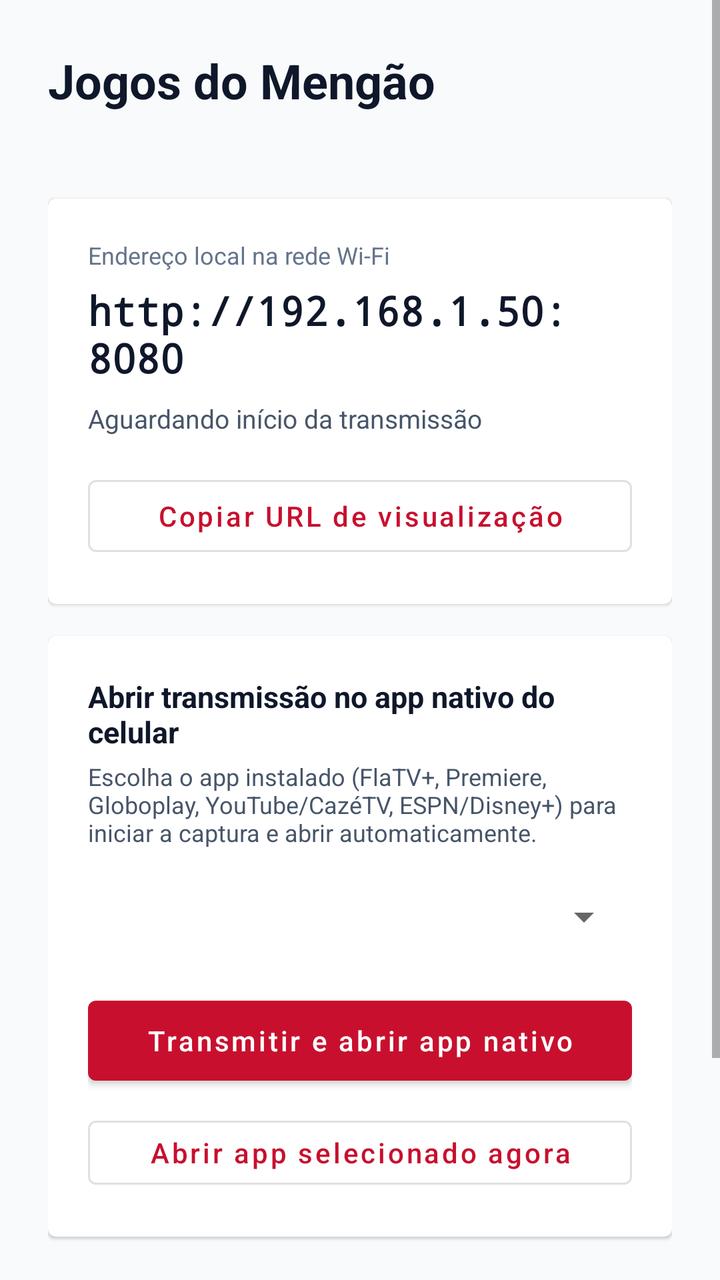
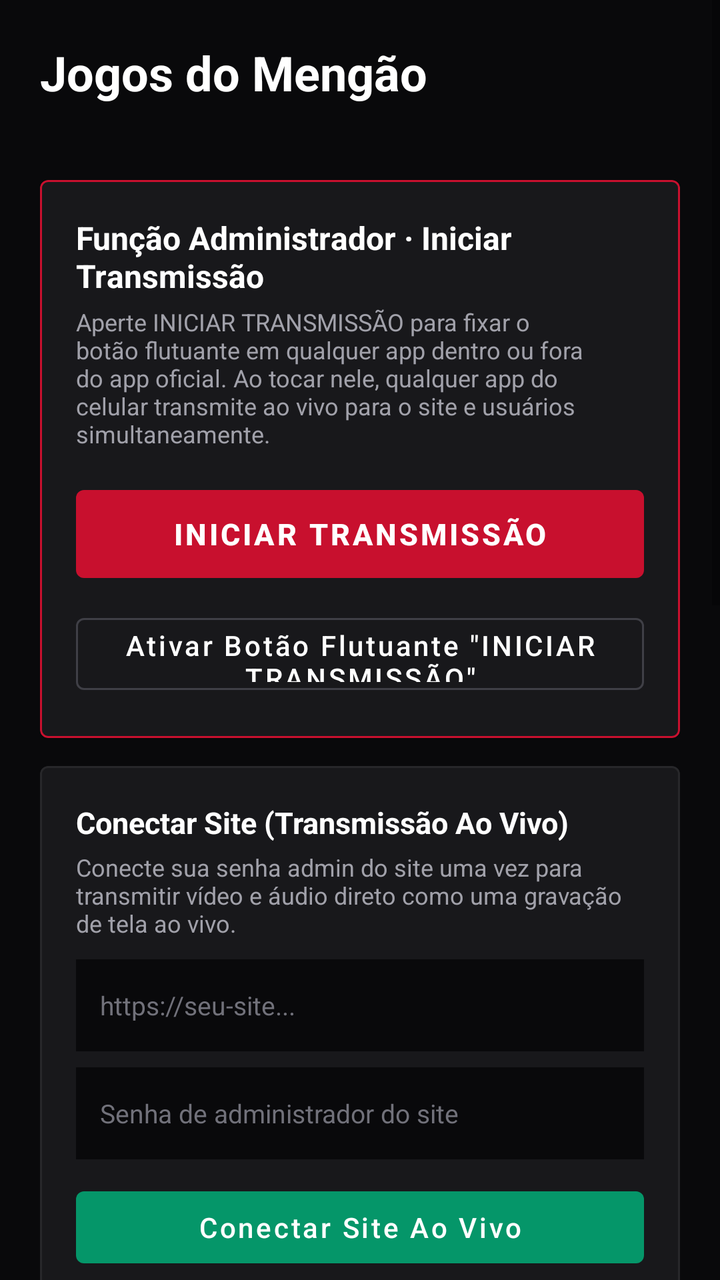

The first picture is an Android layout as it rendered before a commit; the second is the same layout after the commit. The layout source and the unified diff follow.
<!-- AndroidManifest.xml: application theme Theme.TelaCast -->
<!-- res/layout/activity_main.xml -->
<?xml version="1.0" encoding="utf-8"?>
<ScrollView xmlns:android="http://schemas.android.com/apk/res/android"
    android:layout_width="match_parent"
    android:layout_height="match_parent"
    android:background="#F8FAFC"
    android:fillViewport="true">

    <LinearLayout
        android:layout_width="match_parent"
        android:layout_height="wrap_content"
        android:orientation="vertical"
        android:padding="24dp">

        <TextView
            android:layout_width="wrap_content"
            android:layout_height="wrap_content"
            android:text="@string/app_name"
            android:textColor="#0F172A"
            android:textSize="24sp"
            android:textStyle="bold" />

        <TextView
            android:id="@+id/txtAssinante"
            android:layout_width="wrap_content"
            android:layout_height="wrap_content"
            android:layout_marginTop="4dp"
            android:textColor="#475569"
            android:textSize="14sp" />

        <com.google.android.material.card.MaterialCardView
            android:layout_width="match_parent"
            android:layout_height="wrap_content"
            android:layout_marginTop="20dp">

            <LinearLayout
                android:layout_width="match_parent"
                android:layout_height="wrap_content"
                android:orientation="vertical"
                android:padding="20dp">

                <TextView
                    android:layout_width="wrap_content"
                    android:layout_height="wrap_content"
                    android:text="Endereço local na rede Wi-Fi"
                    android:textColor="#64748B"
                    android:textSize="12sp" />

                <TextView
                    android:id="@+id/txtUrlLocal"
                    android:layout_width="match_parent"
                    android:layout_height="wrap_content"
                    android:layout_marginTop="6dp"
                    android:fontFamily="monospace"
                    android:text="http://192.168.1.50:8080"
                    android:textColor="#0F172A"
                    android:textSize="20sp"
                    android:textStyle="bold" />

                <TextView
                    android:id="@+id/txtStatusStream"
                    android:layout_width="match_parent"
                    android:layout_height="wrap_content"
                    android:layout_marginTop="8dp"
                    android:text="Aguardando início da transmissão"
                    android:textColor="#475569"
                    android:textSize="13sp" />

                <com.google.android.material.button.MaterialButton
                    android:id="@+id/btnCopiarUrl"
                    style="@style/Widget.MaterialComponents.Button.OutlinedButton"
                    android:layout_width="match_parent"
                    android:layout_height="wrap_content"
                    android:layout_marginTop="16dp"
                    android:text="Copiar URL de visualização"
                    android:textAllCaps="false" />
            </LinearLayout>
        </com.google.android.material.card.MaterialCardView>

        <com.google.android.material.card.MaterialCardView
            android:layout_width="match_parent"
            android:layout_height="wrap_content"
            android:layout_marginTop="16dp">

            <LinearLayout
                android:layout_width="match_parent"
                android:layout_height="wrap_content"
                android:orientation="vertical"
                android:padding="20dp">

                <TextView
                    android:layout_width="wrap_content"
                    android:layout_height="wrap_content"
                    android:text="Abrir transmissão no app nativo do celular"
                    android:textColor="#0F172A"
                    android:textSize="15sp"
                    android:textStyle="bold" />

                <TextView
                    android:layout_width="match_parent"
                    android:layout_height="wrap_content"
                    android:layout_marginTop="4dp"
                    android:text="Escolha o app instalado (FlaTV+, Premiere, Globoplay, YouTube/CazéTV, ESPN/Disney+) para iniciar a captura e abrir automaticamente."
                    android:textColor="#475569"
                    android:textSize="12sp" />

                <Spinner
                    android:id="@+id/spinnerAppsNativos"
                    android:layout_width="match_parent"
                    android:layout_height="48dp"
                    android:layout_marginTop="10dp" />

                <com.google.android.material.button.MaterialButton
                    android:id="@+id/btnIniciarEAbrirApp"
                    android:layout_width="match_parent"
                    android:layout_height="52dp"
                    android:layout_marginTop="12dp"
                    android:text="Transmitir e abrir app nativo"
                    android:textAllCaps="false" />

                <com.google.android.material.button.MaterialButton
                    android:id="@+id/btnAbrirAppNativo"
                    style="@style/Widget.MaterialComponents.Button.OutlinedButton"
                    android:layout_width="match_parent"
                    android:layout_height="44dp"
                    android:layout_marginTop="8dp"
                    android:text="Abrir app selecionado agora"
                    android:textAllCaps="false" />
            </LinearLayout>
        </com.google.android.material.card.MaterialCardView>

        <com.google.android.material.button.MaterialButton
            android:id="@+id/btnToggleStream"
            android:layout_width="match_parent"
            android:layout_height="56dp"
            android:layout_marginTop="16dp"
            android:text="Iniciar espelhamento"
            android:textAllCaps="false" />

        <com.google.android.material.button.MaterialButton
            android:id="@+id/btnModoReceptor"
            style="@style/Widget.MaterialComponents.Button.OutlinedButton"
            android:layout_width="match_parent"
            android:layout_height="48dp"
            android:layout_marginTop="12dp"
            android:text="Assistir Transmissão Ao Vivo"
            android:textAllCaps="false" />

    </LinearLayout>
</ScrollView>
<!-- resources referenced by this layout -->
<resources>
  <string name="app_name">Jogos do Mengão</string>
  <style name="Theme.TelaCast" parent="Theme.MaterialComponents.DayNight.NoActionBar">
          <item name="colorPrimary">#C8102E</item>
          <item name="colorPrimaryVariant">#991B1B</item>
          <item name="colorOnPrimary">#FFFFFF</item>
      </style>
</resources>

<!-- the commit's change to res/layout/activity_main.xml (unified diff, before → after) -->
@@ -1,21 +1,22 @@
 <?xml version="1.0" encoding="utf-8"?>
 <ScrollView xmlns:android="http://schemas.android.com/apk/res/android"
+    xmlns:app="http://schemas.android.com/apk/res-auto"
     android:layout_width="match_parent"
     android:layout_height="match_parent"
-    android:background="#F8FAFC"
+    android:background="#09090B"
     android:fillViewport="true">
 
     <LinearLayout
         android:layout_width="match_parent"
         android:layout_height="wrap_content"
         android:orientation="vertical"
-        android:padding="24dp">
+        android:padding="20dp">
 
         <TextView
             android:layout_width="wrap_content"
             android:layout_height="wrap_content"
             android:text="@string/app_name"
-            android:textColor="#0F172A"
+            android:textColor="#FFFFFF"
             android:textSize="24sp"
             android:textStyle="bold" />
 
@@ -24,74 +25,84 @@
             android:layout_width="wrap_content"
             android:layout_height="wrap_content"
             android:layout_marginTop="4dp"
-            android:textColor="#475569"
-            android:textSize="14sp" />
-
+            android:textColor="#A1A1AA"
+            android:textSize="13sp" />
+
+        
         <com.google.android.material.card.MaterialCardView
             android:layout_width="match_parent"
             android:layout_height="wrap_content"
-            android:layout_marginTop="20dp">
+            android:layout_marginTop="16dp"
+            app:cardBackgroundColor="#18181B"
+            app:strokeColor="#C8102E"
+            app:strokeWidth="1dp">
 
             <LinearLayout
                 android:layout_width="match_parent"
                 android:layout_height="wrap_content"
                 android:orientation="vertical"
-                android:padding="20dp">
+                android:padding="18dp">
 
                 <TextView
                     android:layout_width="wrap_content"
                     android:layout_height="wrap_content"
-                    android:text="Endereço local na rede Wi-Fi"
-                    android:textColor="#64748B"
-                    android:textSize="12sp" />
-
-                <TextView
-                    android:id="@+id/txtUrlLocal"
-                    android:layout_width="match_parent"
-                    android:layout_height="wrap_content"
-                    android:layout_marginTop="6dp"
-                    android:fontFamily="monospace"
-                    android:text="http://192.168.1.50:8080"
-                    android:textColor="#0F172A"
-                    android:textSize="20sp"
+                    android:text="Função Administrador · Iniciar Transmissão"
+                    android:textColor="#FFFFFF"
+                    android:textSize="16sp"
                     android:textStyle="bold" />
 
                 <TextView
-                    android:id="@+id/txtStatusStream"
-                    android:layout_width="match_parent"
-                    android:layout_height="wrap_content"
+                    android:layout_width="match_parent"
+                    android:layout_height="wrap_content"
+                    android:layout_marginTop="4dp"
+                    android:text="Aperte INICIAR TRANSMISSÃO para fixar o botão flutuante em qualquer app dentro ou fora do app oficial. Ao tocar nele, qualquer app do celular transmite ao vivo para o site e usuários simultaneamente."
+                    android:textColor="#A1A1AA"
+                    android:textSize="12sp" />
+
+                <com.google.android.material.button.MaterialButton
+                    android:id="@+id/btnTransmitirAgora"
+                    android:layout_width="match_parent"
+                    android:layout_height="56dp"
+                    android:layout_marginTop="14dp"
+                    android:text="INICIAR TRANSMISSÃO"
+                    android:textAllCaps="false"
+                    android:textSize="15sp"
+                    android:textStyle="bold"
+                    app:backgroundTint="#C8102E" />
+
+                <com.google.android.material.button.MaterialButton
+                    android:id="@+id/btnBotaoFlutuante"
+                    style="@style/Widget.MaterialComponents.Button.OutlinedButton"
+                    android:layout_width="match_parent"
+                    android:layout_height="48dp"
                     android:layout_marginTop="8dp"
-                    android:text="Aguardando início da transmissão"
-                    android:textColor="#475569"
-                    android:textSize="13sp" />
-
-                <com.google.android.material.button.MaterialButton
-                    android:id="@+id/btnCopiarUrl"
-                    style="@style/Widget.MaterialComponents.Button.OutlinedButton"
-                    android:layout_width="match_parent"
-                    android:layout_height="wrap_content"
-                    android:layout_marginTop="16dp"
-                    android:text="Copiar URL de visualização"
-                    android:textAllCaps="false" />
+                    android:text="Ativar Botão Flutuante &quot;INICIAR TRANSMISSÃO&quot;"
+                    android:textAllCaps="false"
+                    android:textColor="#FFFFFF"
+                    app:strokeColor="#3F3F46" />
             </LinearLayout>
         </com.google.android.material.card.MaterialCardView>
 
+        
         <com.google.android.material.card.MaterialCardView
             android:layout_width="match_parent"
             android:layout_height="wrap_content"
-            android:layout_marginTop="16dp">
+            android:layout_marginTop="14dp"
+            app:cardBackgroundColor="#18181B"
+            app:strokeColor="#27272A"
+            app:strokeWidth="1dp">
 
             <LinearLayout
                 android:layout_width="match_parent"
                 android:layout_height="wrap_content"
                 android:orientation="vertical"
-                android:padding="20dp">
+                android:padding="18dp">
 
                 <TextView
                     android:layout_width="wrap_content"
                     android:layout_height="wrap_content"
-                    android:text="Abrir transmissão no app nativo do celular"
-                    android:textColor="#0F172A"
+                    android:text="Conectar Site (Transmissão Ao Vivo)"
+                    android:textColor="#FFFFFF"
                     android:textSize="15sp"
                     android:textStyle="bold" />
 
@@ -99,23 +110,140 @@
                     android:layout_width="match_parent"
                     android:layout_height="wrap_content"
                     android:layout_marginTop="4dp"
-                    android:text="Escolha o app instalado (FlaTV+, Premiere, Globoplay, YouTube/CazéTV, ESPN/Disney+) para iniciar a captura e abrir automaticamente."
-                    android:textColor="#475569"
-                    android:textSize="12sp" />
+                    android:text="Conecte sua senha admin do site uma vez para transmitir vídeo e áudio direto como uma gravação de tela ao vivo."
+                    android:textColor="#A1A1AA"
+                    android:textSize="12sp" />
+
+                <EditText
+                    android:id="@+id/inputServerUrl"
+                    android:layout_width="match_parent"
+                    android:layout_height="46dp"
+                    android:layout_marginTop="10dp"
+                    android:background="#09090B"
+                    android:hint="https://seu-site..."
+                    android:inputType="textUri"
+                    android:paddingHorizontal="12dp"
+                    android:textColor="#FFFFFF"
+                    android:textColorHint="#71717A"
+                    android:textSize="13sp" />
+
+                <EditText
+                    android:id="@+id/inputAdminPasscode"
+                    android:layout_width="match_parent"
+                    android:layout_height="46dp"
+                    android:layout_marginTop="8dp"
+                    android:background="#09090B"
+                    android:hint="Senha de administrador do site"
+                    android:inputType="textPassword"
+                    android:paddingHorizontal="12dp"
+                    android:textColor="#FFFFFF"
+                    android:textColorHint="#71717A"
+                    android:textSize="13sp" />
+
+                <com.google.android.material.button.MaterialButton
+                    android:id="@+id/btnConectarSite"
+                    android:layout_width="match_parent"
+                    android:layout_height="48dp"
+                    android:layout_marginTop="10dp"
+                    android:text="Conectar Site Ao Vivo"
+                    android:textAllCaps="false"
+                    app:backgroundTint="#059669" />
+
+                <TextView
+                    android:id="@+id/txtConexaoSiteStatus"
+                    android:layout_width="match_parent"
+                    android:layout_height="wrap_content"
+                    android:layout_marginTop="6dp"
+                    android:text="Não conectado ao site ainda (somente Wi-Fi local)."
+                    android:textColor="#A1A1AA"
+                    android:textSize="11sp" />
+            </LinearLayout>
+        </com.google.android.material.card.MaterialCardView>
+
+        
+        <com.google.android.material.card.MaterialCardView
+            android:layout_width="match_parent"
+            android:layout_height="wrap_content"
+            android:layout_marginTop="14dp"
+            app:cardBackgroundColor="#18181B"
+            app:strokeColor="#27272A"
+            app:strokeWidth="1dp">
+
+            <LinearLayout
+                android:layout_width="match_parent"
+                android:layout_height="wrap_content"
+                android:orientation="vertical"
+                android:padding="18dp">
+
+                <TextView
+                    android:layout_width="wrap_content"
+                    android:layout_height="wrap_content"
+                    android:text="Procurar Meu Aplicativo Nativo"
+                    android:textColor="#FFFFFF"
+                    android:textSize="15sp"
+                    android:textStyle="bold" />
+
+                <TextView
+                    android:layout_width="match_parent"
+                    android:layout_height="wrap_content"
+                    android:layout_marginTop="4dp"
+                    android:text="Digite o nome ou pacote do seu aplicativo instalado para encontrar automaticamente e transmitir para ele."
+                    android:textColor="#A1A1AA"
+                    android:textSize="12sp" />
+
+                <LinearLayout
+                    android:layout_width="match_parent"
+                    android:layout_height="wrap_content"
+                    android:layout_marginTop="10dp"
+                    android:orientation="horizontal">
+
+                    <EditText
+                        android:id="@+id/inputBuscarAppNativo"
+                        android:layout_width="0dp"
+                        android:layout_height="46dp"
+                        android:layout_weight="1"
+                        android:background="#09090B"
+                        android:hint="Ex: IPTV, FlaTV, Premiere..."
+                        android:inputType="text"
+                        android:paddingHorizontal="12dp"
+                        android:textColor="#FFFFFF"
+                        android:textColorHint="#71717A"
+                        android:textSize="13sp" />
+
+                    <com.google.android.material.button.MaterialButton
+                        android:id="@+id/btnBuscarAppNativo"
+                        android:layout_width="wrap_content"
+                        android:layout_height="46dp"
+                        android:layout_marginStart="8dp"
+                        android:text="Procurar"
+                        android:textAllCaps="false"
+                        app:backgroundTint="#27272A" />
+                </LinearLayout>
+
+                <TextView
+                    android:id="@+id/txtResultadoBuscaApp"
+                    android:layout_width="match_parent"
+                    android:layout_height="wrap_content"
+                    android:layout_marginTop="6dp"
+                    android:text="Buscando apps instalados no celular..."
+                    android:textColor="#34D399"
+                    android:textSize="11sp" />
 
                 <Spinner
                     android:id="@+id/spinnerAppsNativos"
                     android:layout_width="match_parent"
                     android:layout_height="48dp"
-                    android:layout_marginTop="10dp" />
+                    android:layout_marginTop="8dp"
+                    android:background="#27272A" />
 
                 <com.google.android.material.button.MaterialButton
                     android:id="@+id/btnIniciarEAbrirApp"
                     android:layout_width="match_parent"
-                    android:layout_height="52dp"
-                    android:layout_marginTop="12dp"
-                    android:text="Transmitir e abrir app nativo"
-                    android:textAllCaps="false" />
+                    android:layout_height="50dp"
+                    android:layout_marginTop="10dp"
+                    android:text="Transmitir e abrir app encontrado"
+                    android:textAllCaps="false"
+                    app:backgroundTint="#C8102E" />
 
                 <com.google.android.material.button.MaterialButton
                     android:id="@+id/btnAbrirAppNativo"
@@ -124,26 +252,88 @@
                     android:layout_height="44dp"
                     android:layout_marginTop="8dp"
                     android:text="Abrir app selecionado agora"
-                    android:textAllCaps="false" />
+                    android:textAllCaps="false"
+                    android:textColor="#E4E4E7"
+                    app:strokeColor="#3F3F46" />
             </LinearLayout>
         </com.google.android.material.card.MaterialCardView>
 
+        
+        <com.google.android.material.card.MaterialCardView
+            android:layout_width="match_parent"
+            android:layout_height="wrap_content"
+            android:layout_marginTop="14dp"
+            app:cardBackgroundColor="#18181B"
+            app:strokeColor="#27272A"
+            app:strokeWidth="1dp">
+
+            <LinearLayout
+                android:layout_width="match_parent"
+                android:layout_height="wrap_content"
+                android:orientation="vertical"
+                android:padding="18dp">
+
+                <TextView
+                    android:layout_width="wrap_content"
+                    android:layout_height="wrap_content"
+                    android:text="Status e Rede Local Wi-Fi"
+                    android:textColor="#A1A1AA"
+                    android:textSize="12sp" />
+
+                <TextView
+                    android:id="@+id/txtUrlLocal"
+                    android:layout_width="match_parent"
+                    android:layout_height="wrap_content"
+                    android:layout_marginTop="4dp"
+                    android:fontFamily="monospace"
+                    android:text="http://192.168.1.50:8080"
+                    android:textColor="#FFFFFF"
+                    android:textSize="18sp"
+                    android:textStyle="bold" />
+
+                <TextView
+                    android:id="@+id/txtStatusStream"
+                    android:layout_width="match_parent"
+                    android:layout_height="wrap_content"
+                    android:layout_marginTop="6dp"
+                    android:text="Aguardando início da transmissão"
+                    android:textColor="#A1A1AA"
+                    android:textSize="12sp" />
+
+                <com.google.android.material.button.MaterialButton
+                    android:id="@+id/btnCopiarUrl"
+                    style="@style/Widget.MaterialComponents.Button.OutlinedButton"
+                    android:layout_width="match_parent"
+                    android:layout_height="44dp"
+                    android:layout_marginTop="12dp"
+                    android:text="Copiar URL de visualização (TV)"
+                    android:textAllCaps="false"
+                    android:textColor="#E4E4E7"
+                    app:strokeColor="#3F3F46" />
+            </LinearLayout>
+        </com.google.android.material.card.MaterialCardView>
+
         <com.google.android.material.button.MaterialButton
             android:id="@+id/btnToggleStream"
-            android:layout_width="match_parent"
-            android:layout_height="56dp"
-            android:layout_marginTop="16dp"
-            android:text="Iniciar espelhamento"
-            android:textAllCaps="false" />
+            style="@style/Widget.MaterialComponents.Button.OutlinedButton"
+            android:layout_width="match_parent"
+            android:layout_height="48dp"
+            android:layout_marginTop="14dp"
+            android:text="Espelhar tela direto (Sem app)"
+            android:textAllCaps="false"
+            android:textColor="#FFFFFF"
+            app:strokeColor="#3F3F46" />
 
         <com.google.android.material.button.MaterialButton
             android:id="@+id/btnModoReceptor"
             style="@style/Widget.MaterialComponents.Button.OutlinedButton"
             android:layout_width="match_parent"
             android:layout_height="48dp"
-            android:layout_marginTop="12dp"
+            android:layout_marginTop="10dp"
             android:text="Assistir Transmissão Ao Vivo"
-            android:textAllCaps="false" />
+            android:textAllCaps="false"
+            android:textColor="#E4E4E7"
+            app:strokeColor="#3F3F46" />
 
     </LinearLayout>
 </ScrollView>
